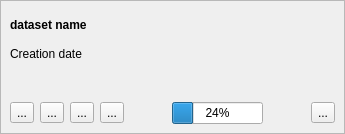
Before: the Qt Designer form LDMP/gui/WidgetDatasetItem.ui in ConservationInternational/trends.earth, drawn with Qt 5.
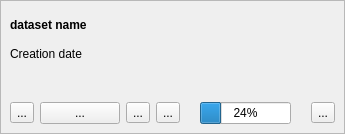
After: the same form once the commit is applied.

What changed in the file:
```diff
--- a/LDMP/gui/WidgetDatasetItem.ui
+++ b/LDMP/gui/WidgetDatasetItem.ui
@@ -111,7 +111,7 @@
          </widget>
         </item>
         <item>
-         <widget class="QToolButton" name="add_to_canvas_tb">
+         <widget class="QPushButton" name="add_to_canvas_pb">
           <property name="toolTip">
            <string>Load dataset onto QGIS map area</string>
           </property>
```
